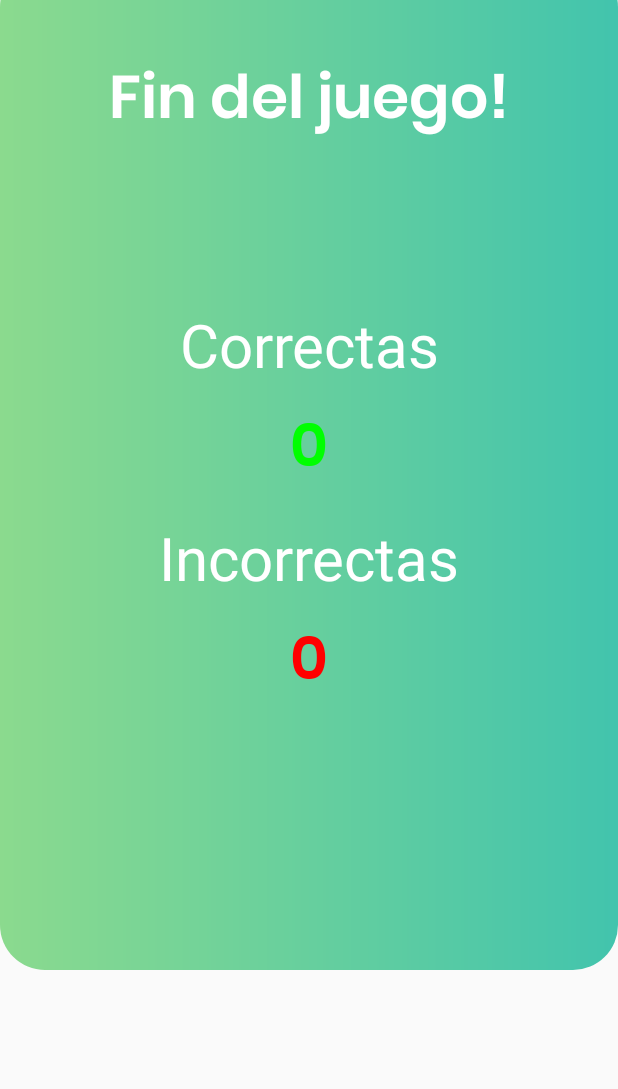
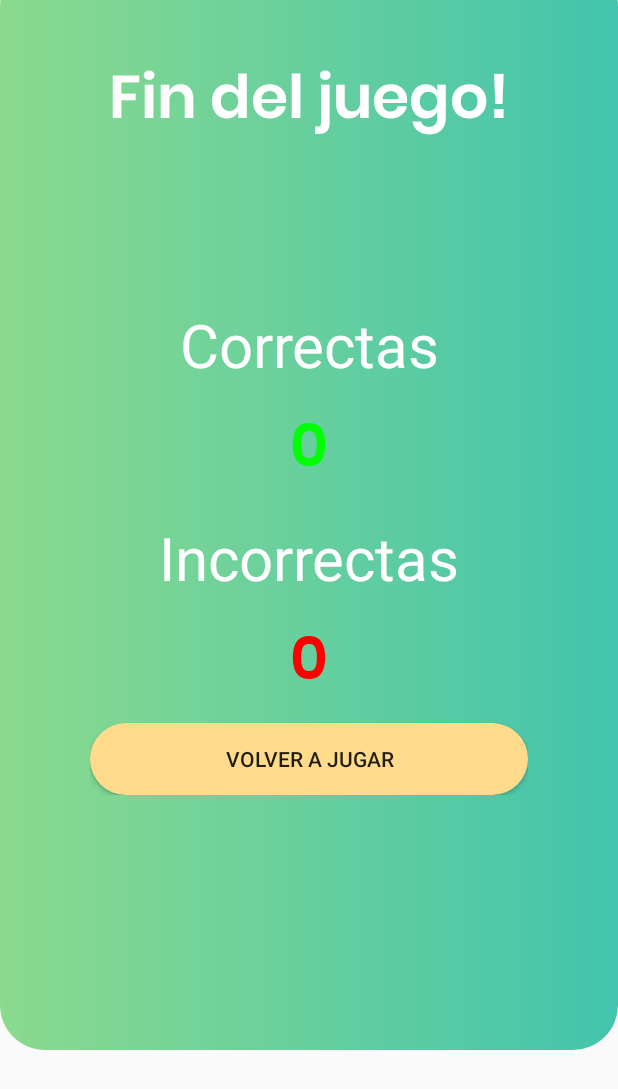
Before and after one commit to JoseRFelix/heads-up-clone, an Android app: the Activity_Result screen opened directly, with no data from a screen before it, on a phone screen of 412 x 824 dp. Shown: the top 1089 px of the screen. Run offline under Robolectric (Android 15) with nearby library versions, the phone set to English and light mode, and no system bars; 2 statements that could not run were skipped.

Commit message:
Se corrigió un bug en activity juego, se agregaron los sonidos del juego y los botones para terminar de jugar.

```diff
--- a/app/src/main/AndroidManifest.xml
+++ b/app/src/main/AndroidManifest.xml
@@ -13,7 +13,7 @@
         android:theme="@style/AppTheme.Launcher">
         <activity
             android:name=".activities.Activity_Juego.Activity_Juego"
-            android:screenOrientation="landscape"></activity>
+            android:screenOrientation="reverseLandscape"></activity>
         <activity
             android:name=".activities.Activity_Result.Activity_Result"
             ></activity>
--- a/app/src/main/java/com/example/heads_up/activities/Activity_Result/Activity_Result.java
+++ b/app/src/main/java/com/example/heads_up/activities/Activity_Result/Activity_Result.java
@@ -1,8 +1,12 @@
 package com.example.heads_up.activities.Activity_Result;
 
+import android.media.MediaPlayer;
 import android.os.Bundle;
 import android.support.v7.app.AppCompatActivity;
 import android.util.Log;
+import android.view.KeyEvent;
+import android.view.View;
+import android.widget.Button;
 import android.widget.TextView;
 
 import com.example.heads_up.R;
@@ -17,13 +21,30 @@ public class Activity_Result extends AppCompatActivity {
 
         final int correctAnswers = (int) getIntent().getSerializableExtra("correctas");
         final int categoryLength = (int) getIntent().getSerializableExtra("categoryLength");
+        final MediaPlayer mpApplause = MediaPlayer.create(this, R.raw.applause);
 
         final TextView correctAnswersText = (TextView) findViewById(R.id.number_of_correct_strings);
         final TextView incorrectAnswersText = (TextView) findViewById(R.id.number_of_skipped_strings);
+        final Button goBack = findViewById(R.id.activity_result_go_back);
 
-        Log.d("aaa", "onCreate: " + correctAnswers);
+        goBack.setOnClickListener(new View.OnClickListener() {
+            public void onClick(View v) {
+                finish();
+            }
+        });
 
         correctAnswersText.setText(correctAnswers + "");
         incorrectAnswersText.setText(Math.abs(correctAnswers - categoryLength) + "");
     }
+
+    @Override
+    public boolean onKeyDown(int keyCode, KeyEvent event)
+    {
+        if ((keyCode == KeyEvent.KEYCODE_BACK))
+        {
+            finish();
+        }
+
+        return super.onKeyDown(keyCode, event);
+    }
 }
--- /dev/null
+++ b/app/src/main/res/drawable/bg_button_gradient.xml
@@ -0,0 +1,10 @@
+<?xml version="1.0" encoding="utf-8"?>
+<shape xmlns:android="http://schemas.android.com/apk/res/android"
+android:shape="rectangle">
+<corners android:radius="30dp"/>
+<gradient
+    android:startColor="#FFDB8B"
+    android:endColor="#FFDB8B"
+    />
+
+</shape>
--- a/app/src/main/res/layout/activity_result.xml
+++ b/app/src/main/res/layout/activity_result.xml
@@ -84,4 +84,12 @@
             android:textSize="40sp"
              android:text=""/>
     </LinearLayout>
+
+    <Button
+        android:id="@+id/activity_result_go_back"
+        android:layout_width="match_parent"
+        android:layout_height="wrap_content"
+        android:text="Volver a jugar"
+        android:layout_marginTop="5dp"
+        android:background="@drawable/bg_button_gradient"/>
 </LinearLayout><!--<ImageView--><!--android:layout_width="match_parent"--><!--android:layout_height="wrap_content"--><!--android:src="@drawable/divider"/>--><!--<ListView--><!--android:layout_width="wrap_content"--><!--android:layout_height="wrap_content"--><!--android:id="@+id/strings_list_view">--><!--<TextView--><!--android:layout_width="match_parent"--><!--android:layout_height="wrap_content"--><!--android:padding="5dp"--><!--android:id="@+id/string"--><!--android:textColor="#fff"/>--><!--</ListView>-->
--- a/app/src/main/res/values/strings.xml
+++ b/app/src/main/res/values/strings.xml
@@ -1,4 +1,5 @@
 <resources>
     <string name="app_name">Heads-Up</string>
     <string name="title_activity_juego">Juego</string>
+    <string name="btn_go_back">Volver a jugar</string>
 </resources>
```
Also changed, not shown: app/src/main/java/com/example/heads_up/activities/Activity_Juego/Activity_Juego.java (+38 -5 lines), app/src/main/res/layout-land/activity_juego.xml (+18 -0 lines), 4 other files.
